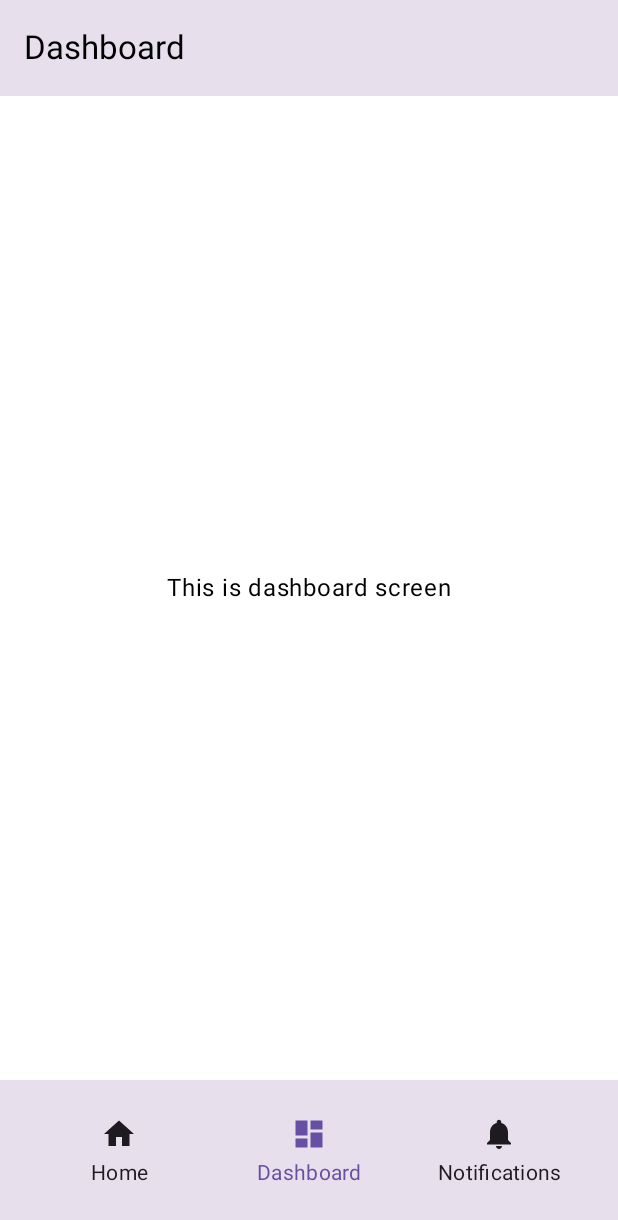
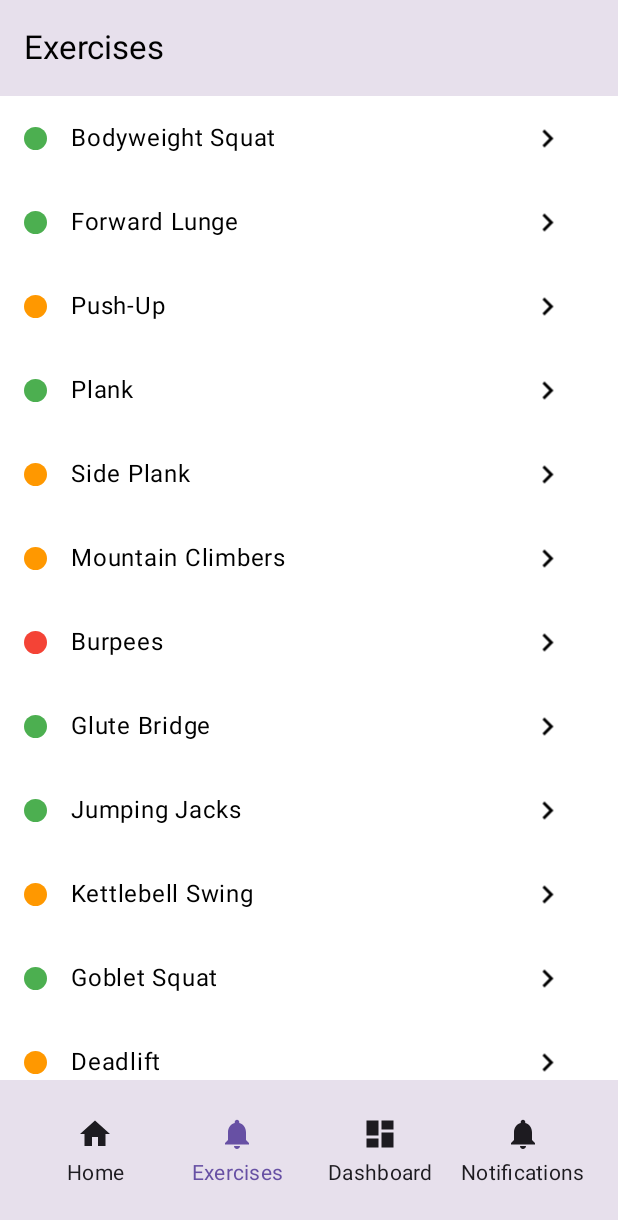
Before and after one commit to cristiangoncas/SnackMovement, an Android app built with Jetpack Compose: the screen it shows after launch (MainActivity), item 2 of the bottom bar chosen, on a phone screen of 412 x 824 dp. Shown: the top 1220 px of the screen. Run offline under Robolectric (Android 15) with nearby library versions, the phone set to English and light mode, and no system bars.

Commit message:
Exercises screen and view model with hardcoded exercises.

```diff
--- a/app/src/main/java/com/cristiangoncas/snackmovement/ui/Navigation.kt
+++ b/app/src/main/java/com/cristiangoncas/snackmovement/ui/Navigation.kt
@@ -20,6 +20,7 @@ import androidx.compose.ui.res.stringResource
 import androidx.compose.ui.semantics.Role
 import androidx.compose.ui.text.style.TextAlign
 import androidx.compose.ui.unit.dp
+import androidx.lifecycle.viewmodel.compose.viewModel
 import androidx.navigation.NavGraph.Companion.findStartDestination
 import androidx.navigation.compose.NavHost
 import androidx.navigation.compose.composable
@@ -27,6 +28,7 @@ import androidx.navigation.compose.currentBackStackEntryAsState
 import androidx.navigation.compose.rememberNavController
 import com.cristiangoncas.snackmovement.R
 import com.cristiangoncas.snackmovement.ui.dashboard.DashboardScreen
+import com.cristiangoncas.snackmovement.ui.exercises.ExercisesScreen
 import com.cristiangoncas.snackmovement.ui.home.HomeScreen
 import com.cristiangoncas.snackmovement.ui.notifications.NotificationsScreen
 import kotlinx.serialization.Serializable
@@ -40,6 +42,11 @@ fun Navigation() {
             name = stringResource(R.string.title_home),
             route = Home,
             icon = painterResource(R.drawable.ic_home_black_24dp),
+        ),
+        TopLevelRoute(
+            name = stringResource(R.string.title_exercises),
+            route = Exercises,
+            icon = painterResource(R.drawable.ic_notifications_black_24dp),
         ),
         TopLevelRoute(
             name = stringResource(R.string.title_dashboard),
@@ -94,6 +101,9 @@ fun Navigation() {
             composable<Home> {
                 HomeScreen()
             }
+            composable<Exercises> {
+                ExercisesScreen(viewModel())
+            }
             composable<Dashboard> {
                 DashboardScreen()
             }
@@ -144,6 +154,9 @@ private data class TopLevelRoute<T : Any>(val name: String, val route: T, val ic
 object Home
 
 @Serializable
+object Exercises
+
+@Serializable
 object Dashboard
 
 @Serializable
--- /dev/null
+++ b/app/src/main/java/com/cristiangoncas/snackmovement/ui/exercises/ExercisesScreen.kt
@@ -0,0 +1,166 @@
+package com.cristiangoncas.snackmovement.ui.exercises
+
+import androidx.compose.foundation.Image
+import androidx.compose.foundation.background
+import androidx.compose.foundation.layout.Arrangement
+import androidx.compose.foundation.layout.Box
+import androidx.compose.foundation.layout.PaddingValues
+import androidx.compose.foundation.layout.Row
+import androidx.compose.foundation.layout.fillMaxSize
+import androidx.compose.foundation.layout.fillMaxWidth
+import androidx.compose.foundation.layout.height
+import androidx.compose.foundation.layout.padding
+import androidx.compose.foundation.layout.width
+import androidx.compose.foundation.lazy.LazyColumn
+import androidx.compose.foundation.shape.CircleShape
+import androidx.compose.material.icons.Icons
+import androidx.compose.material.icons.filled.KeyboardArrowUp
+import androidx.compose.material3.ExperimentalMaterial3Api
+import androidx.compose.material3.MaterialTheme
+import androidx.compose.material3.Scaffold
+import androidx.compose.material3.Text
+import androidx.compose.material3.TopAppBar
+import androidx.compose.material3.TopAppBarDefaults
+import androidx.compose.runtime.Composable
+import androidx.compose.runtime.collectAsState
+import androidx.compose.ui.Alignment
+import androidx.compose.ui.Modifier
+import androidx.compose.ui.draw.rotate
+import androidx.compose.ui.graphics.Color
+import androidx.compose.ui.graphics.vector.ImageVector
+import androidx.compose.ui.res.stringResource
+import androidx.compose.ui.res.vectorResource
+import androidx.compose.ui.tooling.preview.Preview
+import androidx.compose.ui.unit.dp
+import androidx.core.graphics.rotationMatrix
+import com.cristiangoncas.snackmovement.R
+import com.cristiangoncas.snackmovement.domain.models.DifficultyLevel
+import com.cristiangoncas.snackmovement.domain.models.Exercise
+import com.cristiangoncas.snackmovement.domain.models.MuscleGroup
+import com.cristiangoncas.snackmovement.ui.Screen
+import com.cristiangoncas.snackmovement.ui.theme.Green
+import com.cristiangoncas.snackmovement.ui.theme.Orange
+import com.cristiangoncas.snackmovement.ui.theme.Red
+
+@OptIn(ExperimentalMaterial3Api::class)
+@Composable
+fun ExercisesScreen(
+    viewModel: ExercisesViewModel
+) {
+    val state = viewModel.state.collectAsState()
+
+    Screen {
+        Scaffold(
+            topBar = {
+                TopAppBar(
+                    title = {
+                        Text(text = stringResource(R.string.title_exercises))
+                    },
+                    colors = TopAppBarDefaults.topAppBarColors(
+                        containerColor = MaterialTheme.colorScheme.surfaceVariant,
+                    ),
+                )
+            },
+        ) { padding ->
+            ExercisesList(
+                exercises = state.value.exercises,
+                paddingValues = padding,
+            )
+        }
+    }
+    viewModel.onUiReady()
+}
+
+@Composable
+fun ExercisesList(exercises: List<Exercise>, paddingValues: PaddingValues) {
+    LazyColumn(
+        contentPadding = paddingValues
+    ) {
+        items(exercises.size) { index ->
+            ExerciseItem(exercises[index])
+        }
+    }
+}
+
+@Composable
+fun ExerciseItem(exercise: Exercise) {
+    Box {
+        Row(
+            horizontalArrangement = Arrangement.spacedBy(8.dp),
+            verticalAlignment = Alignment.CenterVertically,
+            modifier = Modifier
+                .fillMaxWidth()
+                .padding(16.dp)
+        ) {
+
+            // Circular shape to act as a difficulty traffic light
+            DifficultyTrafficLight(exercise.difficulty)
+
+            Text(
+                exercise.name,
+                modifier = Modifier
+                    .align(Alignment.CenterVertically)
+                    .weight(.8f)
+                    .padding(horizontal = 8.dp)
+            )
+            Image(
+                imageVector = Icons.Default.KeyboardArrowUp,
+                contentDescription = null,
+                modifier = Modifier
+                    .align(Alignment.CenterVertically)
+                    .padding(start = 8.dp)
+                    .rotate(degrees = 90f)
+                    .weight(.2f)
+            )
+        }
+    }
+}
+
+@Composable
+fun DifficultyTrafficLight(difficulty: DifficultyLevel) {
+    val color = when (difficulty) {
+        DifficultyLevel.BEGINNER -> Green
+        DifficultyLevel.INTERMEDIATE -> Orange
+        DifficultyLevel.ADVANCED -> Red
+    }
+    Box(
+        modifier = Modifier
+            .width(15.dp)
+            .height(15.dp)
+            .background(color, shape = CircleShape)
+            .padding(8.dp)
+    )
+}
+
+@Preview(showBackground = true)
+@Composable
+fun DashboardScreenPreview() {
+    DifficultyTrafficLight(DifficultyLevel.BEGINNER)
+}
+
+@Preview(showBackground = true)
+@Composable
+fun ExercisesScreenPreview() {
+    ExercisesScreen(ExercisesViewModel())
+}
+
+@Preview(showBackground = true)
+@Composable
+fun ExerciseItemPreview() {
+    ExerciseItem(
+        Exercise(
+            "Exercise Name",
+            "Description",
+            DifficultyLevel.BEGINNER,
+            listOf(MuscleGroup.LEGS, MuscleGroup.CORE),
+            false
+        )
+    )
+}
+
+@Preview(showBackground = true)
+@Composable
+fun ExercisesListPreview() {
+    val exercisesList = exercises
+    ExercisesList(exercisesList, PaddingValues(16.dp))
+}
--- /dev/null
+++ b/app/src/main/java/com/cristiangoncas/snackmovement/ui/exercises/ExercisesViewModel.kt
@@ -0,0 +1,352 @@
+package com.cristiangoncas.snackmovement.ui.exercises
+
+import androidx.lifecycle.ViewModel
+import com.cristiangoncas.snackmovement.domain.models.DifficultyLevel
+import com.cristiangoncas.snackmovement.domain.models.Exercise
+import com.cristiangoncas.snackmovement.domain.models.MuscleGroup
+import kotlinx.coroutines.flow.MutableStateFlow
+
+class ExercisesViewModel : ViewModel() {
+
+    val state = MutableStateFlow(UiState())
+
+    fun onUiReady() {
+        state.value = UiState(exercises = exercises)
+    }
+
+    data class UiState(
+        val exercises: List<Exercise> = emptyList()
+    )
+}
+
+
+val exercises = listOf(
+    Exercise(
+        "Bodyweight Squat",
+        "Stand with feet shoulder-width apart and lower your hips as if sitting on a chair, then return to standing.",
+        DifficultyLevel.BEGINNER,
+        listOf(MuscleGroup.LEGS, MuscleGroup.CORE),
+        false
+    ),
+    Exercise(
+        "Forward Lunge",
+        "Step one foot forward, lower your hips until both knees form 90-degree angles, then push back to the starting position.",
+        DifficultyLevel.BEGINNER,
+        listOf(MuscleGroup.LEGS, MuscleGroup.CORE),
+        false
+    ),
+    Exercise(
+        "Push-Up",
+        "Start in a plank position and lower your chest toward the floor by bending your elbows, then press back up.",
+        DifficultyLevel.INTERMEDIATE,
+        listOf(MuscleGroup.CHEST, MuscleGroup.ARMS, MuscleGroup.SHOULDERS),
+        false
+    ),
+    Exercise(
+        "Plank",
+        "Hold a push-up position on your forearms, keeping your body in a straight line from head to heels.",
+        DifficultyLevel.BEGINNER,
+        listOf(MuscleGroup.CORE),
+        false
+    ),
+    Exercise(
+        "Side Plank",
+        "Lie on your side, prop yourself up on one forearm, and lift your hips off the floor, forming a straight line.",
+        DifficultyLevel.INTERMEDIATE,
+        listOf(MuscleGroup.CORE),
+        false
+    ),
+    Exercise(
+        "Mountain Climbers",
+        "From a plank position, drive your knees toward your chest in a running motion, alternating legs quickly.",
+        DifficultyLevel.INTERMEDIATE,
+        listOf(MuscleGroup.LEGS, MuscleGroup.CORE, MuscleGroup.SHOULDERS),
+        false
+    ),
+    Exercise(
+        "Burpees",
+        "From standing, drop into a squat, kick your feet back into a plank, do a push-up (optional), then jump up explosively.",
+        DifficultyLevel.ADVANCED,
+        listOf(MuscleGroup.LEGS, MuscleGroup.CHEST, MuscleGroup.CORE, MuscleGroup.SHOULDERS),
+        false
+    ),
+    Exercise(
+        "Glute Bridge",
+        "Lie on your back, knees bent, feet on the floor. Lift your hips by squeezing your glutes, then lower slowly.",
+        DifficultyLevel.BEGINNER,
+        listOf(MuscleGroup.LEGS, MuscleGroup.CORE),
+        false
+    ),
+    Exercise(
+        "Jumping Jacks",
+        "From a standing position, jump feet out to the sides while raising arms overhead, then return to start.",
+        DifficultyLevel.BEGINNER,
+        listOf(MuscleGroup.LEGS, MuscleGroup.SHOULDERS),
+        false
+    ),
+    Exercise(
+        "Kettlebell Swing",
+        "Hinge at the hips to swing the kettlebell forward to shoulder height, using glutes and hamstrings.",
+        DifficultyLevel.INTERMEDIATE,
+        listOf(MuscleGroup.LEGS, MuscleGroup.BACK, MuscleGroup.SHOULDERS),
+        true
+    ),
+    Exercise(
+        "Goblet Squat",
+        "Hold a kettlebell or dumbbell at chest height and perform a squat, keeping your back straight.",
+        DifficultyLevel.BEGINNER,
+        listOf(MuscleGroup.LEGS, MuscleGroup.CORE),
+        true
+    ),
+    Exercise(
+        "Deadlift",
+        "Hinge at the hips and lift the weight from the ground to standing, keeping your back neutral.",
+        DifficultyLevel.INTERMEDIATE,
+        listOf(MuscleGroup.LEGS, MuscleGroup.BACK, MuscleGroup.CORE),
+        true
+    ),
+    Exercise(
+        "Overhead Press",
+        "Press weights straight overhead from shoulder level, keeping your core engaged.",
+        DifficultyLevel.INTERMEDIATE,
+        listOf(MuscleGroup.SHOULDERS, MuscleGroup.ARMS),
+        true
+    ),
+    Exercise(
+        "Bent-Over Row",
+        "Hinge at the hips with a flat back, pulling weight toward your torso and squeezing shoulder blades together.",
+        DifficultyLevel.INTERMEDIATE,
+        listOf(MuscleGroup.BACK, MuscleGroup.ARMS),
+        true
+    ),
+    Exercise(
+        "Farmer’s Carry",
+        "Walk forward holding weights by your sides, maintaining an upright posture and tight core.",
+        DifficultyLevel.BEGINNER,
+        listOf(MuscleGroup.LEGS, MuscleGroup.CORE, MuscleGroup.ARMS),
+        true
+    ),
+    Exercise(
+        "Thruster",
+        "Perform a front squat and then immediately transition into an overhead press in one fluid motion.",
+        DifficultyLevel.ADVANCED,
+        listOf(MuscleGroup.LEGS, MuscleGroup.SHOULDERS, MuscleGroup.CORE),
+        true
+    )
+)
+
+private val exercisesJson = """{
+  "exercises": [
+    {
+      "name": "Bodyweight Squat",
+      "description": "Stand with feet shoulder-width apart and lower your hips as if sitting on a chair, then return to standing.",
+      "difficulty": "Beginner",
+      "muscle_group": "Lower Body (quads, glutes), Core",
+      "requires_equipment": false
+    },
+    {
+      "name": "Forward Lunge",
+      "description": "Step one foot forward, lower your hips until both knees form 90-degree angles, then push back to the starting position.",
+      "difficulty": "Beginner",
+      "muscle_group": "Lower Body (quads, glutes), Core",
+      "requires_equipment": false
+    },
+    {
+      "name": "Push-Up",
+      "description": "Start in a plank position and lower your chest toward the floor by bending your elbows, then press back up.",
+      "difficulty": "Intermediate",
+      "muscle_group": "Upper Body (chest, shoulders, triceps), Core",
+      "requires_equipment": false
+    },
+    {
+      "name": "Plank",
+      "description": "Hold a push-up position on your forearms, keeping your body in a straight line from head to heels.",
+      "difficulty": "Beginner",
+      "muscle_group": "Core, Shoulders",
+      "requires_equipment": false
+    },
+    {
+      "name": "Side Plank",
+      "description": "Lie on your side, prop yourself up on one forearm, and lift your hips off the floor, forming a straight line.",
+      "difficulty": "Intermediate",
+      "muscle_group": "Core, Obliques",
+      "requires_equipment": false
+    },
+    {
+      "name": "Mountain Climbers",
+      "description": "From a plank position, drive your knees toward your chest in a running motion, alternating legs quickly.",
+      "difficulty": "Intermediate",
+      "muscle_group": "Full Body (core, shoulders, legs)",
+      "requires_equipment": false
+    },
+    {
+      "name": "Burpees",
+      "description": "From standing, drop into a squat, kick your feet back into a plank, do a push-up (optional), then jump up explosively.",
+      "difficulty": "Advanced",
+      "muscle_group": "Full Body (legs, chest, core, cardio)",
+      "requires_equipment": false
+    },
+    {
+      "name": "Glute Bridge",
+      "description": "Lie on your back, knees bent, feet on the floor. Lift your hips by squeezing your glutes, then lower slowly.",
+      "difficulty": "Beginner",
+      "muscle_group": "Lower Body (glutes, hamstrings), Core",
+      "requires_equipment": false
+    },
+    {
+      "name": "Bird Dog",
+      "description": "Kneel on all fours and simultaneously extend one arm and the opposite leg, keeping your back straight.",
+      "difficulty": "Beginner",
+      "muscle_group": "Core, Lower Back, Shoulders",
+      "requires_equipment": false
+    },
+    {
+      "name": "Bear Crawl",
+      "description": "Start on all fours with knees slightly off the ground. Move forward on hands and feet, keeping knees close to the floor.",
+      "difficulty": "Intermediate",
+      "muscle_group": "Full Body (shoulders, core, legs)",
+      "requires_equipment": false
+    },
+    {
+      "name": "Jumping Jacks",
+      "description": "From a standing position, jump feet out to the sides while raising arms overhead, then return to start.",
+      "difficulty": "Beginner",
+      "muscle_group": "Full Body (cardio, shoulders, legs)",
+      "requires_equipment": false
+    },
+    {
+      "name": "High Knees",
+      "description": "Run in place while lifting knees as high as possible, pumping your arms to maintain balance.",
+      "difficulty": "Intermediate",
+      "muscle_group": "Legs, Core, Cardio",
+      "requires_equipment": false
+    },
+    {
+      "name": "Inchworm",
+      "description": "From standing, bend forward to touch the floor, walk your hands into a plank, then walk them back to your feet.",
+      "difficulty": "Intermediate",
+      "muscle_group": "Full Body (shoulders, core, hamstrings)",
+      "requires_equipment": false
+    },
+    {
+      "name": "Skaters",
+      "description": "Hop laterally from one foot to the other, swinging your arms for balance, mimicking a speed skater’s motion.",
+      "difficulty": "Intermediate",
+      "muscle_group": "Lower Body (glutes, quads), Core, Cardio",
+      "requires_equipment": false
+    },
+    {
+      "name": "Reverse Lunge with Knee Drive",
+      "description": "Step one leg back into a lunge, then drive the back knee forward and up explosively, returning to standing.",
+      "difficulty": "Intermediate",
+      "muscle_group": "Lower Body (quads, glutes), Core",
+      "requires_equipment": false
+    },
+    {
+      "name": "Kettlebell Swing",
+      "description": "Hinge at the hips to swing the kettlebell forward to shoulder height, using glutes and hamstrings.",
+      "difficulty": "Intermediate",
+      "muscle_group": "Full Body (glutes, hamstrings, core)",
+      "requires_equipment": true
+    },
+    {
+      "name": "Goblet Squat",
+      "description": "Hold a kettlebell or dumbbell at chest height and perform a squat, keeping your back straight.",
+      "difficulty": "Beginner",
+      "muscle_group": "Lower Body (quads, glutes), Core",
+      "requires_equipment": true
+    },
+    {
+      "name": "Bent-Over Row",
+      "description": "Hinge at the hips with a flat back, pulling weight toward your torso and squeezing shoulder blades together.",
+      "difficulty": "Intermediate",
+      "muscle_group": "Upper Body (back, biceps), Core",
+      "requires_equipment": true
+    },
+    {
+      "name": "Overhead Press",
+      "description": "Press weights straight overhead from shoulder level, keeping your core engaged.",
+      "difficulty": "Intermediate",
+      "muscle_group": "Upper Body (shoulders, triceps), Core",
+      "requires_equipment": true
+    },
+    {
+      "name": "Farmer’s Carry",
+      "description": "Walk forward holding weights by your sides, maintaining an upright posture and tight core.",
+      "difficulty": "Beginner",
+      "muscle_group": "Full Body (grip, shoulders, core, legs)",
+      "requires_equipment": true
+    },
+    {
+      "name": "Deadlift",
+      "description": "Hinge at the hips and lift the weight from the ground to standing, keeping your back neutral.",
+      "difficulty": "Intermediate",
+      "muscle_group": "Lower Body (glutes, hamstrings), Back, Core",
+      "requires_equipment": true
+    },
+    {
+      "name": "Thruster",
+      "description": "Perform a front squat and then immediately transition into an overhead press in one fluid motion.",
+      "difficulty": "Advanced",
+      "muscle_group": "Full Body (legs, shoulders, core)",
+      "requires_equipment": true
+    },
+    {
+      "name": "Resistance Band Squat",
+      "description": "Stand on a loop band, hold the handles/ends at shoulder height, and perform a squat with band tension.",
+      "difficulty": "Beginner",
+      "muscle_group": "Lower Body (quads, glutes), Core",
+      "requires_equipment": true
+    },
+    {
+      "name": "Resistance Band Row",
+      "description": "Anchor a band at waist height, grab the handles, step back, and pull towards your torso.",
+      "difficulty": "Beginner",
+      "muscle_group": "Upper Body (back, biceps), Core",
+      "requires_equipment": true
+    },
+    {
+      "name": "Single-Arm Suitcase Carry",
+      "description": "Hold a weight in one hand at your side and walk, keeping your torso upright to resist lateral bending.",
+      "difficulty": "Intermediate",
+      "muscle_group": "Core (obliques), Grip, Shoulders",
+      "requires_equipment": true
+    },
+    {
+      "name": "Medicine Ball Slam",
+      "description": "Raise a medicine ball overhead and slam it to the ground forcefully, bending at the knees and hips.",
+      "difficulty": "Intermediate",
+      "muscle_group": "Full Body (core, shoulders, legs)",
+      "requires_equipment": true
+    },
+    {
+      "name": "TRX Row",
+      "description": "Lean back holding the TRX handles, pull your chest towards the handles by bending the elbows.",
+      "difficulty": "Intermediate",
+      "muscle_group": "Upper Body (back, biceps), Core",
+      "requires_equipment": true
+    },
+    {
+      "name": "Landmine Twist",
+      "description": "Place one end of a barbell in a landmine pivot or corner, hold the other end, and rotate side to side.",
+      "difficulty": "Intermediate",
+      "muscle_group": "Core, Shoulders",
+      "requires_equipment": true
+    },
+    {
+      "name": "Weighted Step-Up",
+      "description": "Hold weights by your sides, step onto a sturdy box or bench, drive through the heel, and step down carefully.",
+      "difficulty": "Intermediate",
+      "muscle_group": "Lower Body (quads, glutes), Core",
+      "requires_equipment": true
+    },
+    {
+      "name": "Weighted Hip Thrust",
+      "description": "Rest your upper back on a bench, place a weight over your hips, and drive hips upward, squeezing the glutes.",
+      "difficulty": "Intermediate",
+      "muscle_group": "Lower Body (glutes, hamstrings), Core",
+      "requires_equipment": true
+    }
+  ]
+}
+"""
--- a/app/src/main/java/com/cristiangoncas/snackmovement/ui/theme/Color.kt
+++ b/app/src/main/java/com/cristiangoncas/snackmovement/ui/theme/Color.kt
@@ -11,3 +11,7 @@ val Teal700 = Color(0xFF018786)
 
 val Black = Color(0xFF000000)
 val White = Color(0xFFFFFFFF)
+
+val Red = Color(0xFFF44336)
+val Orange = Color(0xFFFF9800)
+val Green = Color(0xFF4CAF50)
--- a/app/src/main/res/values/strings.xml
+++ b/app/src/main/res/values/strings.xml
@@ -3,4 +3,5 @@
     <string name="title_home">Home</string>
     <string name="title_dashboard">Dashboard</string>
     <string name="title_notifications">Notifications</string>
+    <string name="title_exercises">Exercises</string>
 </resources>
--- /dev/null
+++ b/domain/src/main/java/com.cristiangoncas.snackmovement/domain/models/Exercise.kt
@@ -0,0 +1,32 @@
+package com.cristiangoncas.snackmovement.domain.models
+
+data class Exercise(
+    val name: String,
+    val description: String,
+    val difficulty: DifficultyLevel,
+    val muscleGroups: List<MuscleGroup>,
+    val requiresEquipment: Boolean,
+)
+
+enum class DifficultyLevel(val id: Int) {
+    BEGINNER(0),
+    INTERMEDIATE(1),
+    ADVANCED(2);
+
+    companion object {
+        fun fromId(id: Int) = entries.firstOrNull { it.id == id } ?: BEGINNER
+    }
+}
+
+enum class MuscleGroup(val id: Int) {
+    LEGS(0),
+    ARMS(1),
+    CORE(2),
+    BACK(3),
+    CHEST(4),
+    SHOULDERS(5);
+
+    companion object {
+        fun fromId(id: Int) = entries.firstOrNull { it.id == id } ?: LEGS
+    }
+}
--- /dev/null
+++ b/domain/src/main/java/com.cristiangoncas.snackmovement/domain/models/Goal.kt
@@ -0,0 +1,17 @@
+package com.cristiangoncas.snackmovement.domain.models
+
+data class Goal(
+    val id: Int,
+    val type: GoalType,
+    val goal: Int,
+)
+
+enum class GoalType(val id: Int) {
+    STEPS(0),
+    CALORIES(1),
+    DISTANCE(2);
+
+    companion object {
+        fun fromId(id: Int) = entries.firstOrNull { it.id == id } ?: STEPS
+    }
+}
--- /dev/null
+++ b/domain/src/main/java/com.cristiangoncas.snackmovement/domain/models/Notification.kt
@@ -0,0 +1,28 @@
+package com.cristiangoncas.snackmovement.domain.models
+
+data class Notification(
+    val id: Int,
+    val frequency: NotificationFrequency,
+    val type: NotificationType,
+    val restrictedTimes: Int
+)
+
+enum class NotificationType(val id: Int) {
+    DAILY_REMINDER(0),
+    GOAL_ACHIEVED(1),
+    INACTIVITY_ALERT(2);
+
+    companion object {
+        fun fromId(id: Int) = entries.firstOrNull { it.id == id } ?: DAILY_REMINDER
+    }
+}
+
+enum class NotificationFrequency(val id: Int) {
+    ONCE_DAILY(0),
+    TWICE_DAILY(1),
+    HOURLY(2);
+
+    companion object {
+        fun fromId(id: Int) = entries.firstOrNull { it.id == id } ?: ONCE_DAILY
+    }
+}
--- /dev/null
+++ b/domain/src/main/java/com.cristiangoncas.snackmovement/domain/models/Profile.kt
@@ -0,0 +1,6 @@
+package com.cristiangoncas.snackmovement.domain.models
+
+data class Profile(
+    val id: Int,
+    val name: String
+)
```
